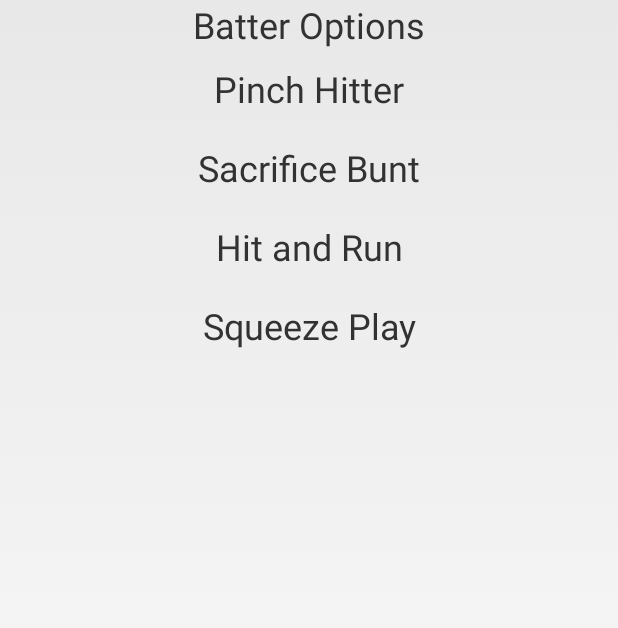
After one commit to rick99gtp/BatterUpBaseball, an Android app: the layout batter_options.xml on its own in the app's theme, with its tools: preview values and no code run, on a phone screen of 412 x 824 dp. The commit adds this screen. Shown: the top 628 px of the screen. Run offline under Robolectric (Android 15) with nearby library versions, the light colour scheme and no system bars.

Commit message:
Started bunting code.  Need to input bunting ratings for all players.

```diff
--- a/app/src/main/java/com/batterupbaseball/Game.java
+++ b/app/src/main/java/com/batterupbaseball/Game.java
@@ -13,6 +13,8 @@ public class Game {
     Player onDeck;
     Player inTheHole;
     boolean defenseInfieldIn = false;
+    boolean sacrificeBunt = false;
+    boolean hitAndRun = false;
     int userTeam = 0;
 
     Die die1, die2, die3;
--- /dev/null
+++ b/app/src/main/res/layout/batter_options.xml
@@ -0,0 +1,49 @@
+<?xml version="1.0" encoding="utf-8"?>
+<LinearLayout xmlns:android="http://schemas.android.com/apk/res/android"
+    android:orientation="vertical"
+    android:layout_width="match_parent"
+    android:layout_height="match_parent">
+
+    <TextView
+        android:textSize="24sp"
+        android:gravity="center_horizontal"
+        android:text="@string/batter_options"
+        android:layout_width="match_parent"
+        android:layout_height="wrap_content" />
+
+    <TextView
+        android:padding="10dp"
+        android:textSize="24sp"
+        android:gravity="center_horizontal"
+        android:id="@+id/tvPinchHitter"
+        android:text="@string/pinch_hitter"
+        android:layout_width="match_parent"
+        android:layout_height="wrap_content" />
+
+    <TextView
+        android:padding="10dp"
+        android:textSize="24sp"
+        android:gravity="center_horizontal"
+        android:id="@+id/tvSacrificeBunt"
+        android:text="@string/sacrifice_bunt"
+        android:layout_width="match_parent"
+        android:layout_height="wrap_content" />
+
+    <TextView
+        android:padding="10dp"
+        android:textSize="24sp"
+        android:gravity="center_horizontal"
+        android:id="@+id/tvHitAndRun"
+        android:text="@string/hit_and_run"
+        android:layout_width="match_parent"
+        android:layout_height="wrap_content" />
+
+    <TextView
+        android:padding="10dp"
+        android:textSize="24sp"
+        android:gravity="center_horizontal"
+        android:id="@+id/tvSqueezePlay"
+        android:text="@string/squeeze_play"
+        android:layout_width="match_parent"
+        android:layout_height="wrap_content" />
+</LinearLayout>
--- a/app/src/main/res/layout/playball.xml
+++ b/app/src/main/res/layout/playball.xml
@@ -546,6 +546,7 @@
             android:orientation="horizontal">
 
             <ImageView
+                android:onClick="batterOptions"
                 android:id="@+id/ivBatterCard"
                 android:layout_width="0dp"
                 android:layout_height="match_parent"
--- a/app/src/main/res/values/strings.xml
+++ b/app/src/main/res/values/strings.xml
@@ -37,4 +37,9 @@
     <string name="runner_on_2nd">Runner on 2nd</string>
     <string name="steal_2nd">Steal 2nd</string>
     <string name="runner_on_1st">Runner on 1st</string>
+    <string name="batter_options">Batter Options</string>
+    <string name="pinch_hitter">Pinch Hitter</string>
+    <string name="sacrifice_bunt">Sacrifice Bunt</string>
+    <string name="hit_and_run">Hit and Run</string>
+    <string name="squeeze_play">Squeeze Play</string>
 </resources>
```
Also changed, not shown: app/src/main/java/com/batterupbaseball/playball.java (+75 -0 lines).
